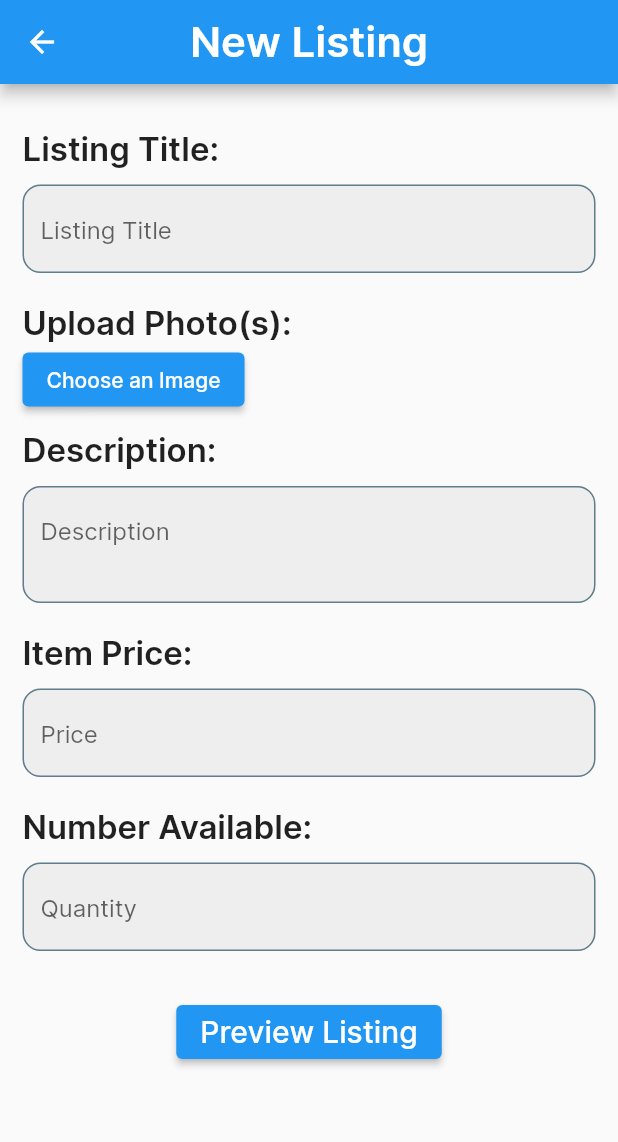
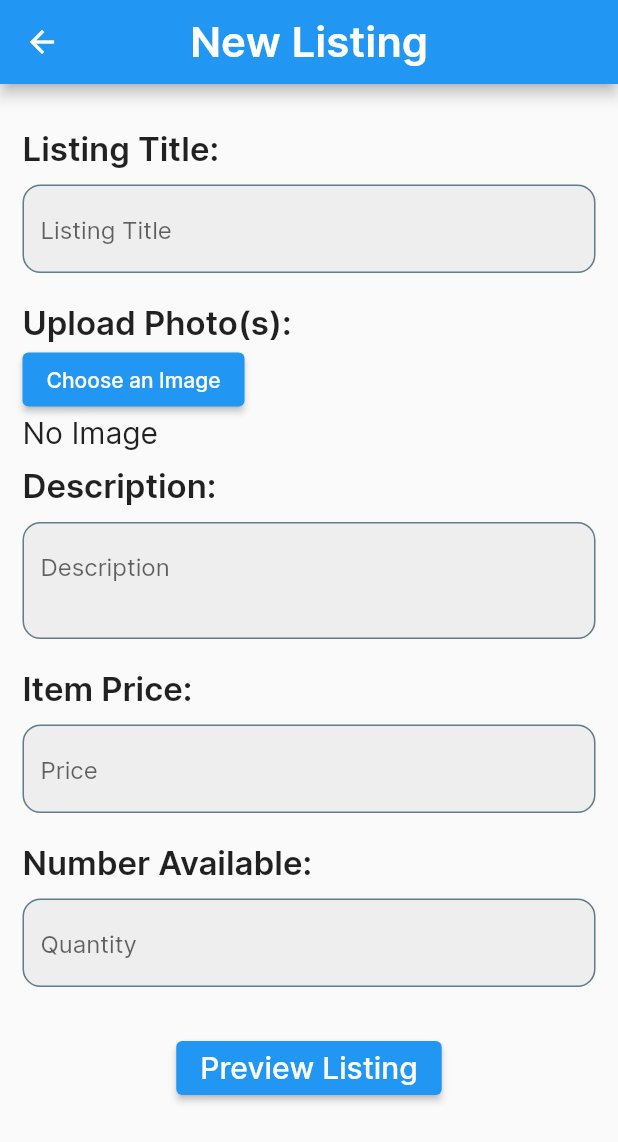
Before and after one commit to juliusya45/ZotSellApp, a Flutter app: the AddListing screen opened directly, on a phone screen of 412 x 824 dp. Shown: the top 1142 px of the screen. Run offline on Flutter 3.47's test engine with Material 2 defaults, Android fonts, the phone set to English and light mode, and no system bars; our stand-ins replace cached_network_image, cloud_firestore, firebase_auth, firebase_core, flutter_spinkit, image_picker and 1 more; missing offline and left inert: profanity_filter; accounts and stored records are empty.

Commit message:
pick and show a single image

```diff
--- a/lib/screens/add_listing.dart
+++ b/lib/screens/add_listing.dart
@@ -1,3 +1,5 @@
+import 'dart:io';
+
 import 'package:flutter/foundation.dart';
 import 'package:flutter/material.dart';
 import 'package:image_picker/image_picker.dart';
@@ -147,6 +149,25 @@ void myAlert() {
                     myAlert();
                   },
                   child: Text('Choose an Image')),
+                //TODO: Show selected images below:
+                 image != null
+                ? Padding(
+                    padding: const EdgeInsets.symmetric(horizontal: 20),
+                    child: ClipRRect(
+                      borderRadius: BorderRadius.circular(8),
+                      child: Image.file(
+                        //to show image, you type like this.
+                        File(image!.path),
+                        fit: BoxFit.cover,
+                        width: MediaQuery.of(context).size.width,
+                        height: 300,
+                      ),
+                    ),
+                  )
+                : Text(
+                    "No Image",
+                    style: TextStyle(fontSize: 20),
+                  ),
                 SizedBox(height: 10),
                 const Text(
                 'Description:',
```
